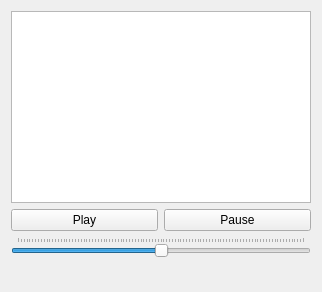
PartyAtDansRadio/PadRadio, file window.ui: the form before one commit.
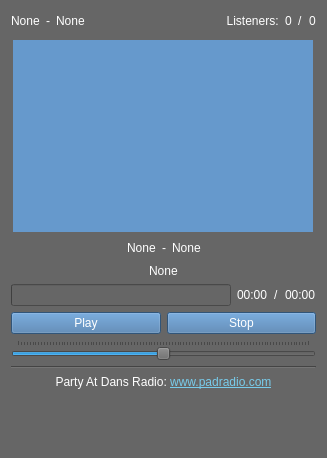
The form after the commit. Icons and pictures are not drawn.

Commit message:
Added metadata UI display
Added metadata UI display, Updated UI look, and added a main timer loop.

```diff
--- a/window.ui
+++ b/window.ui
@@ -6,8 +6,8 @@
    <rect>
     <x>0</x>
     <y>0</y>
-    <width>318</width>
-    <height>292</height>
+    <width>327</width>
+    <height>458</height>
    </rect>
   </property>
   <property name="sizePolicy">
@@ -23,9 +23,83 @@
    <iconset resource="Files.qrc">
     <normaloff>:/PadImg</normaloff>:/PadImg</iconset>
   </property>
+  <property name="styleSheet">
+   <string notr="true">font: 666 12pt &quot;Cantarell&quot;;
+background-color: #666;
+color:#FFFFFF;</string>
+  </property>
   <widget class="QWidget" name="centralWidget">
    <layout class="QVBoxLayout" name="verticalLayout">
     <item>
+     <layout class="QHBoxLayout" name="typeLayout">
+      <property name="bottomMargin">
+       <number>3</number>
+      </property>
+      <item alignment="Qt::AlignLeft">
+       <widget class="QLabel" name="musicYear">
+        <property name="text">
+         <string>None</string>
+        </property>
+       </widget>
+      </item>
+      <item alignment="Qt::AlignLeft">
+       <widget class="QLabel" name="typeSep">
+        <property name="text">
+         <string>-</string>
+        </property>
+       </widget>
+      </item>
+      <item alignment="Qt::AlignLeft">
+       <widget class="QLabel" name="musicType">
+        <property name="text">
+         <string>None</string>
+        </property>
+       </widget>
+      </item>
+      <item>
+       <spacer name="typeSpacer">
+        <property name="orientation">
+         <enum>Qt::Horizontal</enum>
+        </property>
+        <property name="sizeHint" stdset="0">
+         <size>
+          <width>40</width>
+          <height>20</height>
+         </size>
+        </property>
+       </spacer>
+      </item>
+      <item alignment="Qt::AlignLeft">
+       <widget class="QLabel" name="noteListeners">
+        <property name="text">
+         <string>  Listeners:</string>
+        </property>
+       </widget>
+      </item>
+      <item alignment="Qt::AlignLeft">
+       <widget class="QLabel" name="musicListeners">
+        <property name="text">
+         <string>0</string>
+        </property>
+       </widget>
+      </item>
+      <item>
+       <widget class="QLabel" name="ListenersSep">
+        <property name="text">
+         <string>/</string>
+        </property>
+       </widget>
+      </item>
+      <item>
+       <widget class="QLabel" name="musicMaxListeners">
+        <property name="text">
+         <string>0</string>
+        </property>
+       </widget>
+      </item>
+     </layout>
+    </item>
+    <item alignment="Qt::AlignHCenter">
      <widget class="QGraphicsView" name="graphicsView">
       <property name="sizePolicy">
        <sizepolicy hsizetype="Expanding" vsizetype="Fixed">
@@ -43,23 +117,157 @@
        <bool>false</bool>
       </property>
       <property name="styleSheet">
-       <string notr="true"/>
+       <string notr="true">border: 10px solid #69C;
+background-color: #69C;
+</string>
       </property>
+      <property name="frameShadow">
+       <enum>QFrame::Plain</enum>
+      </property>
+      <property name="verticalScrollBarPolicy">
+       <enum>Qt::ScrollBarAlwaysOff</enum>
+      </property>
+      <property name="horizontalScrollBarPolicy">
+       <enum>Qt::ScrollBarAlwaysOff</enum>
+      </property>
      </widget>
     </item>
+    <item>
+     <layout class="QHBoxLayout" name="songLayout">
+      <property name="bottomMargin">
+       <number>0</number>
+      </property>
+      <item>
+       <spacer name="songSpacerLeft">
+        <property name="orientation">
+         <enum>Qt::Horizontal</enum>
+        </property>
+        <property name="sizeHint" stdset="0">
+         <size>
+          <width>40</width>
+          <height>20</height>
+         </size>
+        </property>
+       </spacer>
+      </item>
+      <item>
+       <widget class="QLabel" name="musicArtist">
+        <property name="text">
+         <string>None</string>
+        </property>
+       </widget>
+      </item>
+      <item>
+       <widget class="QLabel" name="songSep">
+        <property name="text">
+         <string>-</string>
+        </property>
+       </widget>
+      </item>
+      <item>
+       <widget class="QLabel" name="musicTitle">
+        <property name="text">
+         <string>None</string>
+        </property>
+       </widget>
+      </item>
+      <item>
+       <spacer name="songSpacerRight">
+        <property name="orientation">
+         <enum>Qt::Horizontal</enum>
+        </property>
+        <property name="sizeHint" stdset="0">
+         <size>
+          <width>40</width>
+          <height>20</height>
+         </size>
+        </property>
+       </spacer>
+      </item>
+     </layout>
+    </item>
+    <item alignment="Qt::AlignHCenter">
+     <widget class="QLabel" name="musicAlbum">
+      <property name="styleSheet">
+       <string notr="true">font: 666 13pt &quot;Cantarell&quot;;</string>
+      </property>
+      <property name="text">
+       <string>None</string>
+      </property>
+     </widget>
+    </item>
+    <item>
+     <layout class="QHBoxLayout" name="playBarLayout">
+      <property name="bottomMargin">
+       <number>0</number>
+      </property>
+      <item>
+       <widget class="QProgressBar" name="progressBar">
+        <property name="styleSheet">
+         <string notr="true"/>
+        </property>
+        <property name="maximum">
+         <number>1000</number>
+        </property>
+        <property name="value">
+         <number>0</number>
+        </property>
+        <property name="textVisible">
+         <bool>false</bool>
+        </property>
+        <property name="invertedAppearance">
+         <bool>false</bool>
+        </property>
+        <property name="format">
+         <string/>
+        </property>
+       </widget>
+      </item>
+      <item>
+       <widget class="QLabel" name="musicTimeLeft">
+        <property name="text">
+         <string>00:00</string>
+        </property>
+       </widget>
+      </item>
+      <item>
+       <widget class="QLabel" name="timeSep">
+        <property name="frameShape">
+         <enum>QFrame::NoFrame</enum>
+        </property>
+        <property name="text">
+         <string>/</string>
+        </property>
+       </widget>
+      </item>
+      <item>
+       <widget class="QLabel" name="musicTimeEnd">
+        <property name="text">
+         <string>00:00</string>
+        </property>
+       </widget>
+      </item>
+     </layout>
+    </item>
     <item>
      <layout class="QHBoxLayout" name="buttonlLayout">
       <item>
        <widget class="QPushButton" name="playButton">
+        <property name="styleSheet">
+         <string notr="true">background-color:#47A;</string>
+        </property>
         <property name="text">
          <string>Play</string>
         </property>
        </widget>
       </item>
       <item>
-       <widget class="QPushButton" name="pauseButton">
+       <widget class="QPushButton" name="stopButton">
+        <property name="styleSheet">
+         <string notr="true">background-color:#47A;</string>
+        </property>
         <property name="text">
-         <string>Pause</string>
+         <string>Stop</string>
         </property>
        </widget>
       </item>
@@ -81,6 +289,35 @@
       </property>
      </widget>
     </item>
+    <item>
+     <widget class="Line" name="webSiteLine">
+      <property name="orientation">
+       <enum>Qt::Horizontal</enum>
+      </property>
+     </widget>
+    </item>
+    <item>
+     <widget class="QLabel" name="webSite">
+      <property name="autoFillBackground">
+       <bool>false</bool>
+      </property>
+      <property name="styleSheet">
+       <string notr="true"/>
+      </property>
+      <property name="text">
+       <string>&lt;p&gt;Party At Dans Radio: &lt;a href=&quot;http://www.padradio.com&quot; style=&quot;color: #78CCEB&quot;&gt;www.padradio.com&lt;/a&gt;&lt;/p&gt;</string>
+      </property>
+      <property name="textFormat">
+       <enum>Qt::RichText</enum>
+      </property>
+      <property name="alignment">
+       <set>Qt::AlignCenter</set>
+      </property>
+      <property name="openExternalLinks">
+       <bool>true</bool>
+      </property>
+     </widget>
+    </item>
     <item>
      <spacer name="verticalSpacer">
       <property name="orientation">
```
Left out of the diff: 4 changed lines with no effect on the pictures. The commit also changes 4 other files.
